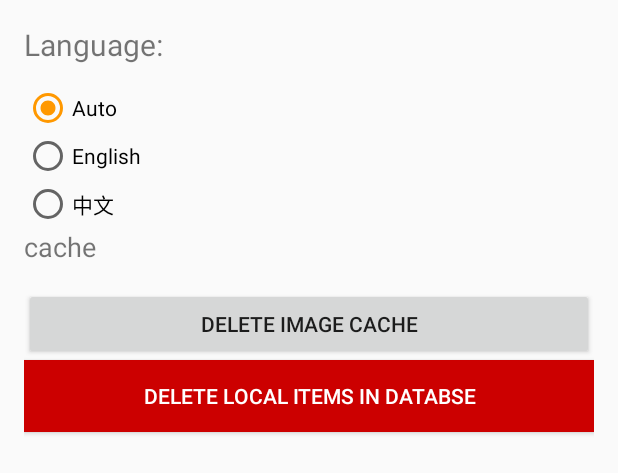
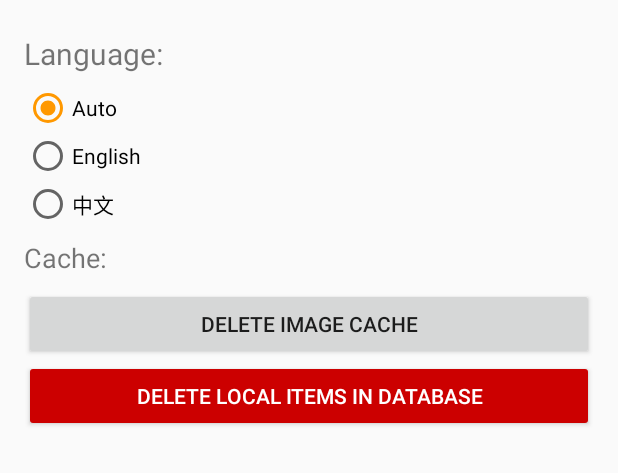
Before and after one commit to fookie/SharingFridge, an Android app: the layout activity_setting.xml on its own in the app's theme, with its tools: preview values and no code run, on a phone screen of 412 x 824 dp. Shown: the top 473 px of the screen. Run offline under Robolectric (Android 15) with nearby library versions, the phone set to English and light mode, and no system bars.

Commit message:
Add click effect for member and fridge list
Change sidebar avatar to circular
Optimize the appearance for "delete local items in database" button

Adjust certain layouts
Rename resource files
Remove some unused resource files
Optimize the strings
Slightly optimize the code

```diff
--- a/app/src/main/java/android/assignment/sharingfridge/MemberViewAdapter.java
+++ b/app/src/main/java/android/assignment/sharingfridge/MemberViewAdapter.java
@@ -1,8 +1,6 @@
 package android.assignment.sharingfridge;
 
-import android.content.ContentProvider;
 import android.content.Context;
-
 import android.support.v7.widget.RecyclerView;
 import android.view.LayoutInflater;
 import android.view.View;
@@ -55,7 +53,6 @@ public class MemberViewAdapter extends RecyclerView.Adapter<MemberViewHolder> {
         if (name!=""&&name!=defaultHint) {
             holder.cell.setOnClickListener(new cellOnClickListener(name));
         }
-        //TODO change the placeholder and error later
         Glide.with(homeContext).load(picPath + memberItemList.get(position).getAvatarUrl())
                 .centerCrop()
                 .placeholder(R.drawable.image_loading)
--- a/app/src/main/java/android/assignment/sharingfridge/MemberViewHolder.java
+++ b/app/src/main/java/android/assignment/sharingfridge/MemberViewHolder.java
@@ -5,7 +5,6 @@ import android.view.View;
 import android.widget.ImageView;
 import android.widget.RelativeLayout;
 import android.widget.TextView;
-import android.widget.Toast;
 
 /**
  * Created by Paulay on 2016/10/25 0025.
@@ -30,6 +29,6 @@ public class MemberViewHolder extends RecyclerView.ViewHolder {
         name = (TextView) itemView.findViewById(R.id.memberName);
         activity = (TextView) itemView.findViewById(R.id.memberAct);
         divider= (TextView) itemView.findViewById(R.id.memberItemDivider);
-        cell = (RelativeLayout) itemView.findViewById(R.id.memberWhole);
+        cell = (RelativeLayout) itemView.findViewById(R.id.memberItemContainer);
     }
 }
--- a/app/src/main/java/android/assignment/sharingfridge/SettingsFragment.java
+++ b/app/src/main/java/android/assignment/sharingfridge/SettingsFragment.java
@@ -105,7 +105,7 @@ public class SettingsFragment extends Fragment {
     public View onCreateView(LayoutInflater inflater, ViewGroup container,
                              Bundle savedInstanceState) {
         // Inflate the layout for this fragment
-        View view = inflater.inflate(R.layout.fragment_settings, container, false);
+        View view = inflater.inflate(R.layout.fragment_statistics, container, false);
 
         SimpleDateFormat formatter = new SimpleDateFormat("dd-MM-yyyy");
         Date nowDate = new Date(System.currentTimeMillis());
--- a/app/src/main/res/layout/activity_setting.xml
+++ b/app/src/main/res/layout/activity_setting.xml
@@ -9,60 +9,63 @@
     android:paddingLeft="@dimen/activity_horizontal_margin"
     android:paddingRight="@dimen/activity_horizontal_margin"
     android:paddingTop="@dimen/activity_vertical_margin"
-    tools:context="android.assignment.sharingfridge.SettingActivity"
-    android:weightSum="1">
+    android:weightSum="1"
+    tools:context="android.assignment.sharingfridge.SettingActivity">
 
     <TextView
         android:layout_width="wrap_content"
         android:layout_height="40dp"
+        android:gravity="center"
         android:text="@string/set_language"
-        android:textSize="9pt"/>
+        android:textSize="9pt" />
 
     <RadioGroup
         android:id="@+id/radioGroup"
-        android:contentDescription="language"
         android:layout_width="wrap_content"
-        android:layout_height="wrap_content">
+        android:layout_height="wrap_content"
+        android:contentDescription="Language">
+
         <RadioButton
+            android:id="@+id/language_default"
             android:layout_width="wrap_content"
             android:layout_height="wrap_content"
-            android:id="@+id/language_default"
-            android:text="@string/default_language"
-            android:checked="true"/>
+            android:checked="true"
+            android:text="@string/default_language" />
 
         <RadioButton
+            android:id="@+id/language_english"
             android:layout_width="wrap_content"
             android:layout_height="wrap_content"
-            android:id="@+id/language_english"
-            android:text="English"/>
+            android:text="English" />
 
         <RadioButton
+            android:id="@+id/language_chinese"
             android:layout_width="wrap_content"
             android:layout_height="wrap_content"
-            android:id="@+id/language_chinese"
-            android:text="中文"/>
-        </RadioGroup>
+            android:text="中文" />
+    </RadioGroup>
 
     <TextView
+        android:id="@+id/textView3"
         android:layout_width="wrap_content"
         android:layout_height="40dp"
+        android:gravity="center"
         android:text="@string/cache"
-        android:id="@+id/textView3"
+        android:textAlignment="center"
         android:textSize="18sp" />
 
     <Button
-        android:text="@string/image_cache"
+        android:id="@+id/clean_cache_button"
         android:layout_width="match_parent"
         android:layout_height="wrap_content"
-        android:id="@+id/clean_cache_button"
-        />
+        android:text="@string/image_cache" />
 
     <Button
-        android:text="@string/local_db"
+        android:id="@+id/clean_db_button"
         android:layout_width="match_parent"
         android:layout_height="wrap_content"
-        android:id="@+id/clean_db_button"
-        android:background="@android:color/holo_red_dark"
+        android:backgroundTint="@android:color/holo_red_dark"
+        android:text="@string/local_db"
         android:textColor="@android:color/white" />
 
 </LinearLayout>
--- a/app/src/main/res/layout/fridge_item.xml
+++ b/app/src/main/res/layout/fridge_item.xml
@@ -1,12 +1,13 @@
 <?xml version="1.0" encoding="utf-8"?>
 <android.support.v7.widget.CardView xmlns:android="http://schemas.android.com/apk/res/android"
     xmlns:app="http://schemas.android.com/apk/res-auto"
-    xmlns:tools="http://schemas.android.com/tools"
     android:id="@+id/card_layout"
     android:layout_width="match_parent"
     android:layout_height="match_parent"
     android:layout_marginBottom="16dp"
-    android:background="@android:color/holo_purple"
+    android:clickable="true"
+    android:focusable="true"
+    android:foreground="?android:attr/selectableItemBackground"
     app:cardCornerRadius="2dp"
     app:cardUseCompatPadding="true">
 
--- a/app/src/main/res/layout/join_group_layout.xml
+++ b/app/src/main/res/layout/join_group_layout.xml
@@ -1,6 +1,7 @@
 <?xml version="1.0" encoding="utf-8"?>
 <RelativeLayout xmlns:android="http://schemas.android.com/apk/res/android"
     xmlns:tools="http://schemas.android.com/tools"
+    android:padding="@dimen/list_vertical_padding"
     android:layout_width="match_parent"
     android:layout_height="match_parent">
 
@@ -44,6 +45,7 @@
         android:layout_width="wrap_content"
         android:layout_height="wrap_content"
         android:id="@+id/in_group_hint"
+        android:textAlignment="center"
         android:layout_below="@+id/radioGroup"
         android:layout_alignParentStart="true"
         android:layout_alignParentEnd="true"
--- a/app/src/main/res/values/dimens.xml
+++ b/app/src/main/res/values/dimens.xml
@@ -23,4 +23,5 @@ Refer to App Widget Documentation for margin information
 http://developer.android.com/guide/topics/appwidgets/index.html#CreatingLayout
     -->
     <dimen name="widget_margin">8dp</dimen>
+    <dimen name="sidebar_avatar_size">64dp</dimen>
 </resources>
```
Also changed, not shown: app/src/main/java/android/assignment/sharingfridge/FridgeViewAdapter.java (+7 -8 lines), app/src/main/java/android/assignment/sharingfridge/MapViewFragment.java (+3 -12 lines), app/src/main/java/android/assignment/sharingfridge/MemberFragment.java (+1 -19 lines), app/src/main/res/layout/fragment_fridge.xml (+7 -7 lines), app/src/main/res/layout/fragment_map.xml (deleted, +0 -28 lines), app/src/main/res/layout/member_item.xml (+12 -4 lines), app/src/main/res/layout/nav_header_home.xml (+5 -5 lines), app/src/main/res/values/strings.xml (+23 -23 lines), app/src/main/res/layout/fragment_statistics.xml (renamed from app/src/main/res/layout/fragment_settings.xml), 1 other file.
